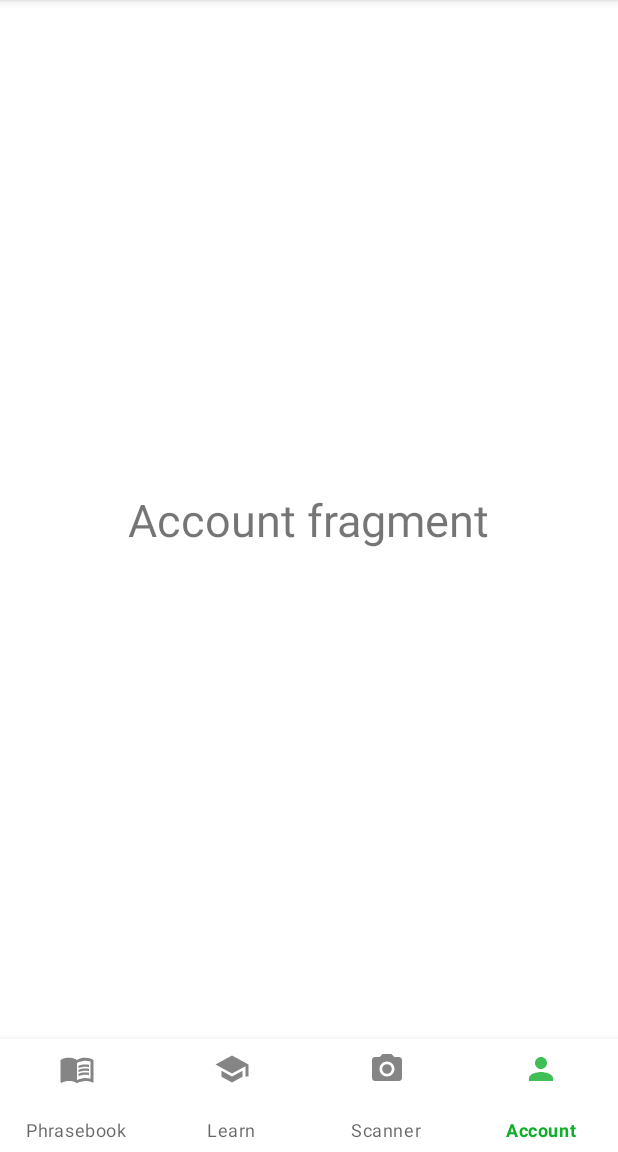
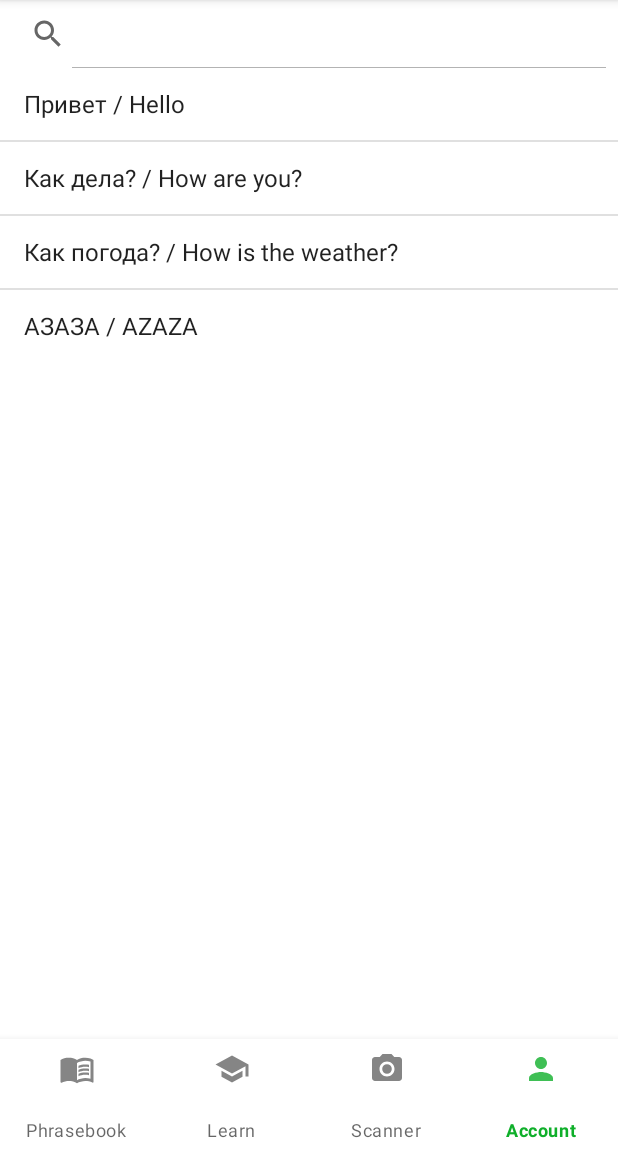
Before and after one commit to SMore-Napi/FSE_Project, an Android app: the screen it shows after launch (MainActivity), item 4 of the bottom bar chosen, on a phone screen of 412 x 824 dp, the part 84-1236 px from its top. Run offline under Robolectric (Android 15) with nearby library versions, the phone set to English and light mode, and no system bars.

Commit message:
Moved phrase list to the 'account' tab

```diff
--- a/InnoRussian/app/src/main/java/com/example/innorussian/AccountFragment.kt
+++ b/InnoRussian/app/src/main/java/com/example/innorussian/AccountFragment.kt
@@ -1,6 +1,79 @@
 package com.example.innorussian
 
+import android.content.Intent
+import android.os.Bundle
+import android.view.View
+import android.widget.ArrayAdapter
+import android.widget.TextView
 import androidx.fragment.app.Fragment
+import kotlinx.android.synthetic.main.fragment_account.*
 
 class AccountFragment : Fragment(R.layout.fragment_account){
+    private var phrasesArray: ArrayList<Phrases> = ArrayList()
+
+    override fun onViewCreated(view: View, savedInstanceState: Bundle?) {
+        super.onCreate(savedInstanceState)
+
+        phrasesArray = getPhrasesArray()
+        val previewPhrasesArray: ArrayList<String> = getPhrasesPreviewArray()
+
+        val adapter = activity?.let {
+            ArrayAdapter<String>(
+                it, android.R.layout.simple_list_item_1, previewPhrasesArray
+            )
+        }
+        phrases.adapter = adapter
+
+        phrases.setOnItemClickListener { parent, view, position, id ->
+
+            for (currentPhrase in previewPhrasesArray) {
+                if ((view as TextView).text == currentPhrase) {
+
+                    val string = currentPhrase.split(" / ")
+                    var phraseToShow = Phrases("", "", "")
+
+                    for (i in phrasesArray) {
+                        if (i.word == string[0]) {
+                            phraseToShow = Phrases(i.word, i.translation, i.transcription)
+                            break
+                        }
+                    }
+
+                    val phraseIntent = Intent(activity, PhraseActivity::class.java)
+                    phraseIntent.putExtra("word", phraseToShow.word)
+                    phraseIntent.putExtra("transcription", phraseToShow.transcription)
+                    phraseIntent.putExtra("translation", phraseToShow.translation)
+                    startActivity(phraseIntent)
+
+                }
+            }
+        }
+    }
+
+    private fun getPhrasesArray(): ArrayList<Phrases> {
+
+        val w1 = Phrases("Привет", "Hello", "auditoriya")
+        val w2 = Phrases("Как дела?", "How are you?", "stolovaya")
+        val w3 = Phrases("Как погода?", "How is the weather?", "zanyatiye")
+        val w4 = Phrases("АЗАЗА", "AZAZA", "AZAZA")
+
+
+        return arrayListOf(w1, w2, w3, w4)
+    }
+
+    private fun getPhrasesPreviewArray(): ArrayList<String> {
+        val previewPhrasesArray: ArrayList<String> = ArrayList()
+        for (phrase in phrasesArray) {
+            previewPhrasesArray.add(phrase.word.plus(" / ").plus(phrase.translation))
+
+        }
+
+        return previewPhrasesArray
+    }
+
+    class Phrases(
+        val word: String,
+        val translation: String,
+        val transcription: String
+    )
 }
--- a/InnoRussian/app/src/main/java/com/example/innorussian/PhrasebookFragment.kt
+++ b/InnoRussian/app/src/main/java/com/example/innorussian/PhrasebookFragment.kt
@@ -12,70 +12,10 @@
 import kotlinx.android.synthetic.main.fragment_phrasebook.*
 
 class PhrasebookFragment : Fragment(R.layout.fragment_phrasebook) {
-    private var phrasesArray: ArrayList<Phrases> = ArrayList()
 
     override fun onViewCreated(view: View, savedInstanceState: Bundle?) {
         super.onCreate(savedInstanceState)
 
-        phrasesArray = getPhrasesArray()
-        val previewPhrasesArray: ArrayList<String> = getPhrasesPreviewArray()
-
-        val adapter = activity?.let {
-            ArrayAdapter<String>(
-                it, android.R.layout.simple_list_item_1, previewPhrasesArray
-            )
-        }
-        phrases.adapter = adapter
-
-        phrases.setOnItemClickListener { parent, view, position, id ->
-
-            for (currentPhrase in previewPhrasesArray) {
-                if ((view as TextView).text == currentPhrase) {
-
-                    val string = currentPhrase.split(" / ")
-                    var phraseToShow = Phrases("", "", "")
-
-                    for (i in phrasesArray) {
-                        if (i.word == string[0]) {
-                            phraseToShow = Phrases(i.word, i.translation, i.transcription)
-                            break
-                        }
-                    }
-
-                    val phraseIntent = Intent(activity, PhraseActivity::class.java)
-                    phraseIntent.putExtra("word", phraseToShow.word)
-                    phraseIntent.putExtra("transcription", phraseToShow.transcription)
-                    phraseIntent.putExtra("translation", phraseToShow.translation)
-                    startActivity(phraseIntent)
-
-                }
-            }
-        }
     }
 
-    private fun getPhrasesArray(): ArrayList<Phrases> {
-
-        val w1 = Phrases("Привет", "Hello", "auditoriya")
-        val w2 = Phrases("Как дела?", "How are you?", "stolovaya")
-        val w3 = Phrases("Как погода?", "How is the weather?", "zanyatiye")
-        val w4 = Phrases("АЗАЗА", "AZAZA", "AZAZA")
-
-        return arrayListOf(w1, w2, w3, w4)
-    }
-
-    private fun getPhrasesPreviewArray(): ArrayList<String> {
-        val previewPhrasesArray: ArrayList<String> = ArrayList()
-        for (phrase in phrasesArray) {
-            previewPhrasesArray.add(phrase.word.plus(" / ").plus(phrase.translation))
-
-        }
-
-        return previewPhrasesArray
-    }
-
-    class Phrases(
-        val word: String,
-        val translation: String,
-        val transcription: String
-    )
 }
--- a/InnoRussian/app/src/main/res/layout/fragment_account.xml
+++ b/InnoRussian/app/src/main/res/layout/fragment_account.xml
@@ -1,22 +1,27 @@
 <?xml version="1.0" encoding="utf-8"?>
-<androidx.constraintlayout.widget.ConstraintLayout xmlns:android="http://schemas.android.com/apk/res/android"
+<LinearLayout xmlns:android="http://schemas.android.com/apk/res/android"
     xmlns:app="http://schemas.android.com/apk/res-auto"
     xmlns:tools="http://schemas.android.com/tools"
     android:layout_width="match_parent"
     android:layout_height="match_parent"
+    android:orientation="vertical"
     tools:context=".MainActivity">
 
-    <TextView
-        android:id="@+id/tvAccount"
-        android:layout_width="wrap_content"
-        android:layout_height="wrap_content"
-        android:text="Account fragment"
-        android:textSize="30sp"
-        app:layout_constraintBottom_toBottomOf="parent"
+    <SearchView
+        android:id="@+id/svSearchView"
+        android:layout_width="match_parent"
+        android:layout_height="45dp"
+        android:autofillHints="Search"
+        android:iconifiedByDefault="false"
         app:layout_constraintEnd_toEndOf="parent"
-        app:layout_constraintHorizontal_bias="0.5"
         app:layout_constraintStart_toStartOf="parent"
-        app:layout_constraintTop_toTopOf="parent" />
+        app:layout_constraintTop_toTopOf="parent"
+        tools:queryHint="Search for phrase or word" />
 
 
-</androidx.constraintlayout.widget.ConstraintLayout>
+    <ListView
+        android:id="@+id/phrases"
+        android:layout_width="match_parent"
+        android:layout_height="wrap_content" />
+
+</LinearLayout>
```
Also changed, not shown: InnoRussian/app/src/main/res/layout/fragment_phrasebook.xml (+3 -17 lines), 53 other files.
